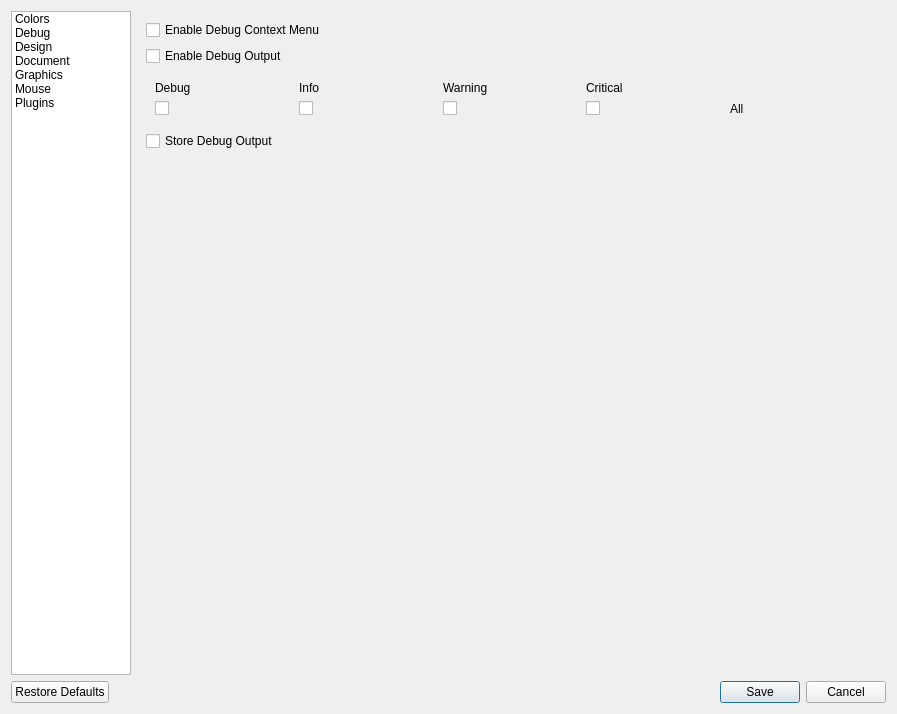
Before: the Qt Designer form lvtqtw/ct_lvtqtw_configurationdialog.ui in KDE/codevis, drawn with Qt 5.
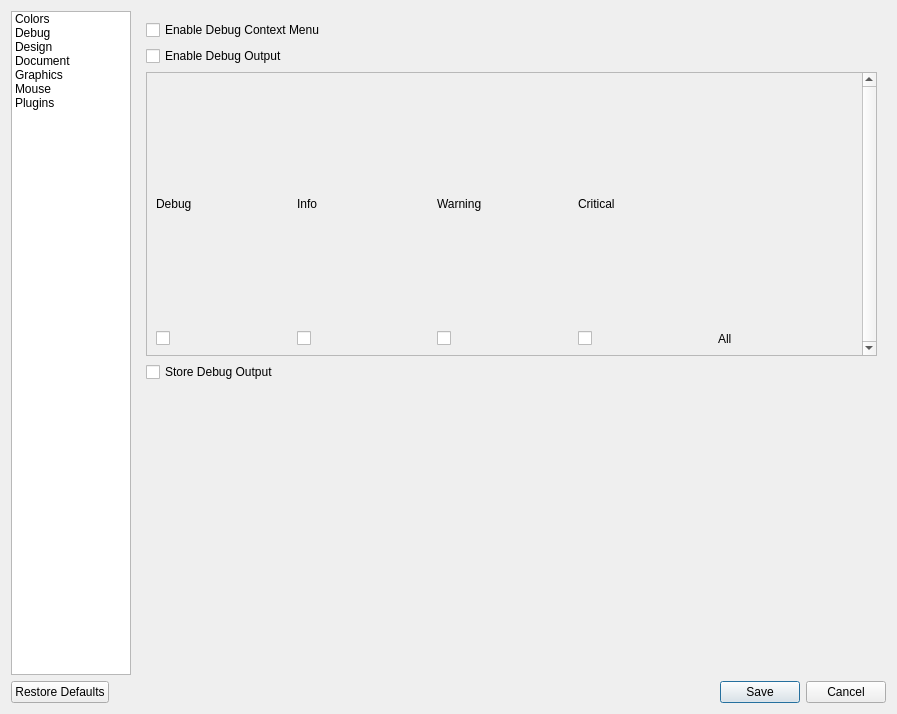
After: the same form once the commit is applied. The open tabs and pages were chosen to show the change. Custom widgets are drawn as their Qt base class.

Commit message: adding scroll area encompassing category grid

Diff of the .ui file:
```diff
--- a/lvtqtw/ct_lvtqtw_configurationdialog.ui
+++ b/lvtqtw/ct_lvtqtw_configurationdialog.ui
@@ -602,6 +602,13 @@
 
 
       <item>
+        <widget class="QScrollArea" name="logFilteringScrollArea">
+        <property name="widgetResizable">
+            <bool>true</bool>
+        </property>
+        <property name="verticalScrollBarPolicy">
+            <enum>Qt::ScrollBarAlwaysOn</enum>
+        </property>
       <widget class="QWidget" name="logFilteringSettings">
         <layout class="QGridLayout" name="gridLayoutLogFilters">
             <item row="0" column="0">
@@ -656,6 +663,7 @@
             </widget>
            </item>
         </layout>
+        </widget>
        </widget>
        </item>
          <item>
```
Left out of the diff: 2 changed lines with no effect on the pictures. Lines whose indentation alone changed are shown as unchanged.
